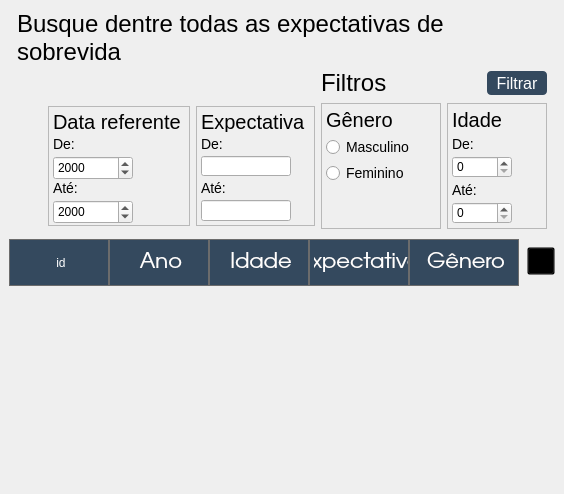
newprev/PrevCliente, file Design/UI/pgExpSobrevida.ui: the form before one commit.
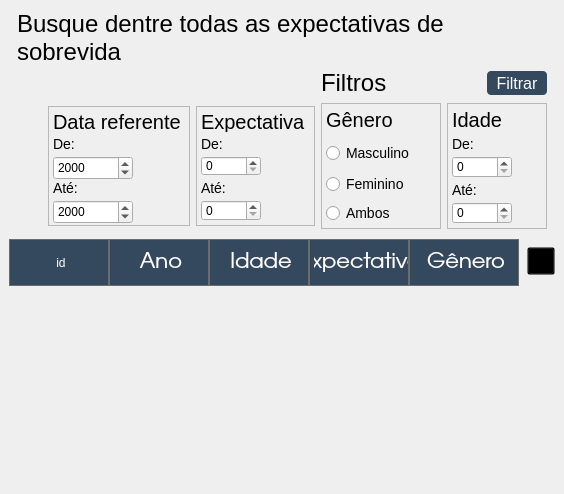
The form after the commit. Icons and pictures are not drawn.

Commit message: Finalização do filtro da tela ExprSobrevida

What changed in the file:
```diff
--- a/Design/UI/pgExpSobrevida.ui
+++ b/Design/UI/pgExpSobrevida.ui
@@ -231,10 +231,10 @@
            </widget>
           </item>
           <item>
-           <widget class="QLineEdit" name="leDe">
+           <widget class="QSpinBox" name="sbDeExp">
             <property name="maximumSize">
              <size>
-              <width>90</width>
+              <width>60</width>
               <height>16777215</height>
              </size>
             </property>
@@ -248,10 +248,10 @@
            </widget>
           </item>
           <item>
-           <widget class="QLineEdit" name="leAte">
+           <widget class="QSpinBox" name="sbAteExp">
             <property name="maximumSize">
              <size>
-              <width>90</width>
+              <width>60</width>
               <height>16777215</height>
              </size>
             </property>
@@ -312,20 +312,11 @@
            </widget>
           </item>
           <item>
-           <spacer name="verticalSpacer">
-            <property name="orientation">
-             <enum>Qt::Vertical</enum>
+           <widget class="QRadioButton" name="rbAmbos">
+            <property name="text">
+             <string>Ambos</string>
             </property>
-            <property name="sizeType">
-             <enum>QSizePolicy::Minimum</enum>
-            </property>
-            <property name="sizeHint" stdset="0">
-             <size>
-              <width>20</width>
-              <height>40</height>
-             </size>
-            </property>
-           </spacer>
+           </widget>
           </item>
          </layout>
         </widget>
```
Left out of the diff: 8 changed lines with no effect on the pictures. The commit also changes 6 other files.
